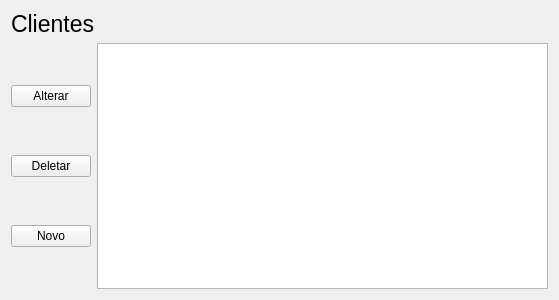
Qt form clientes.ui (GabR36/QEstoqueLoja) before a commit.
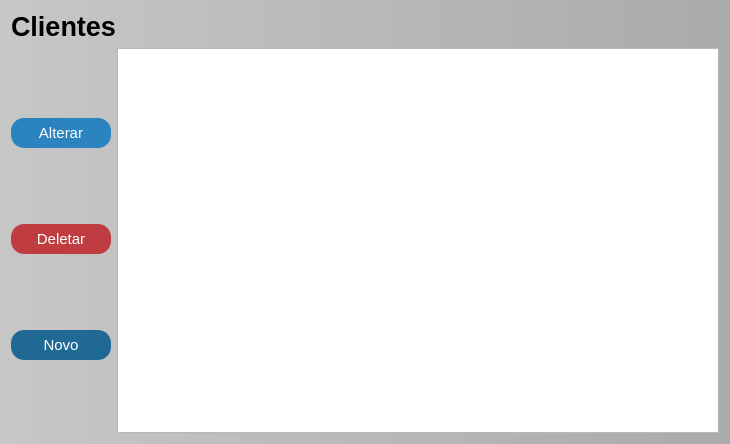
The same form after that commit. Icons and pictures are not drawn.

Commit message:
Alterar Cliente para pf ou pj +
validação para nao alterar ou deletar cliente 1(consumidor) e ui com
style padrao

What changed in the file:
```diff
--- a/clientes.ui
+++ b/clientes.ui
@@ -6,21 +6,60 @@
    <rect>
     <x>0</x>
     <y>0</y>
-    <width>559</width>
-    <height>300</height>
+    <width>730</width>
+    <height>444</height>
    </rect>
   </property>
   <property name="windowTitle">
    <string>Clientes</string>
   </property>
+  <property name="styleSheet">
+   <string notr="true">
+
+#Clientes{
+background-color: rgb(199, 199, 199);
+background-color: qlineargradient(spread:pad, x1:0, y1:0, x2:1, y2:0, stop:0 rgba(199, 199, 199, 255), stop:1 rgba(170, 170, 170, 255));
+
+}
+QPushButton{
+background-color: rgb(43, 132, 191);
+color: rgb(255, 255, 255);
+font-size: 15px;
+border-radius: 13px;
+
+}
+
+QPushButton:hover{
+	background-color: rgb(13, 92, 161);
+}
+QPushButton:pressed{
+	
+color: rgb(255, 255, 255);
+	background-color: rgb(153, 193, 241);
+font-size: 15px;
+border-radius: 13px;
+}
+QGroupBox{
+background-color:rgb(170, 170, 170);
+	font: 700 9pt &quot;Segoe UI&quot;;
+	font-size: 15px;
+}
+</string>
+  </property>
   <layout class="QGridLayout" name="gridLayout">
    <item row="0" column="0">
     <widget class="QLabel" name="lbl_Titulo">
      <property name="font">
       <font>
-       <pointsize>17</pointsize>
+       <family>Ubuntu</family>
+       <pointsize>20</pointsize>
+       <italic>false</italic>
+       <bold>true</bold>
       </font>
      </property>
+     <property name="styleSheet">
+      <string notr="true">font: 700 20pt &quot;Ubuntu&quot;;</string>
+     </property>
      <property name="text">
       <string>Clientes</string>
      </property>
@@ -32,6 +71,12 @@
       <layout class="QVBoxLayout" name="verticalLayout">
        <item>
         <widget class="QPushButton" name="Btn_Alterar">
+         <property name="minimumSize">
+          <size>
+           <width>100</width>
+           <height>30</height>
+          </size>
+         </property>
          <property name="text">
           <string>Alterar</string>
          </property>
@@ -39,6 +84,24 @@
        </item>
        <item>
         <widget class="QPushButton" name="Btn_Deletar">
+         <property name="minimumSize">
+          <size>
+           <width>0</width>
+           <height>30</height>
+          </size>
+         </property>
+         <property name="styleSheet">
+          <string notr="true">#Btn_Deletar{
+background-color:rgb(191, 61, 64);
+}
+#Btn_Deletar:hover{
+background-color: rgb(139, 44, 47);
+}
+#Btn_Deletar:pressed{
+background-color:rgb(255, 96, 99)
+
+}</string>
+         </property>
          <property name="text">
           <string>Deletar</string>
          </property>
@@ -46,6 +109,25 @@
        </item>
        <item>
         <widget class="QPushButton" name="Btn_Novo">
+         <property name="minimumSize">
+          <size>
+           <width>0</width>
+           <height>30</height>
+          </size>
+         </property>
+         <property name="styleSheet">
+          <string notr="true">#Btn_Novo{
+background-color: rgb(33, 105, 149);
+}
+#Btn_Novo:hover{
+background-color:rgb(03,75,119);
+}
+#Btn_Novo:pressed{
+
+	background-color: rgb(153, 193, 241);
+
+}</string>
+         </property>
          <property name="text">
           <string>Novo</string>
          </property>
```
Left out of the diff: 15 changed lines with no effect on the pictures. The commit also changes 5 other files.
